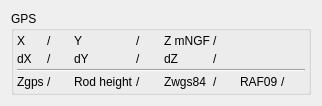
Qt form Lamia/iface/qgiswidget/tools/toolprepro/subwidgets/subwidget_gpsvalues_ui.ui (Artelia/Lamia) before a commit.
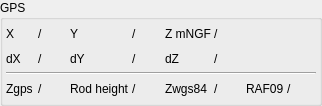
The same form after that commit.

Diff of the .ui file:
```diff
--- a/Lamia/iface/qgiswidget/tools/toolprepro/subwidgets/subwidget_gpsvalues_ui.ui
+++ b/Lamia/iface/qgiswidget/tools/toolprepro/subwidgets/subwidget_gpsvalues_ui.ui
@@ -14,6 +14,18 @@
    <string>Form</string>
   </property>
   <layout class="QVBoxLayout" name="verticalLayout">
+   <property name="leftMargin">
+    <number>0</number>
+   </property>
+   <property name="topMargin">
+    <number>0</number>
+   </property>
+   <property name="rightMargin">
+    <number>0</number>
+   </property>
+   <property name="bottomMargin">
+    <number>0</number>
+   </property>
    <item>
     <widget class="QGroupBox" name="groupBox_2">
      <property name="title">
```
